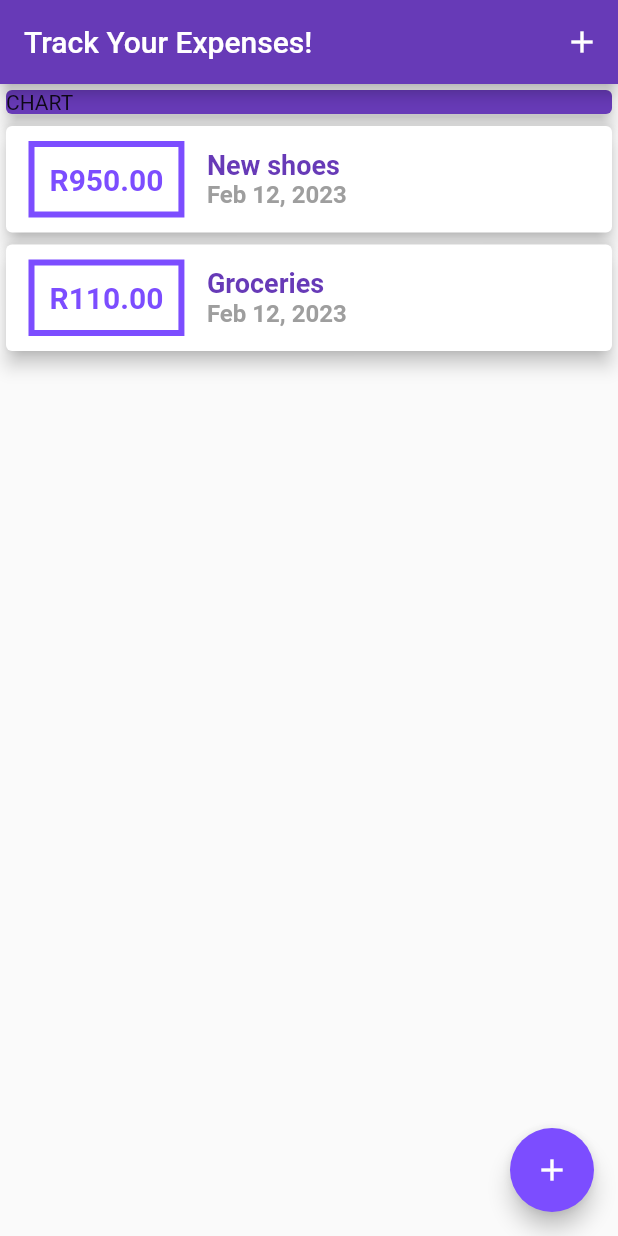
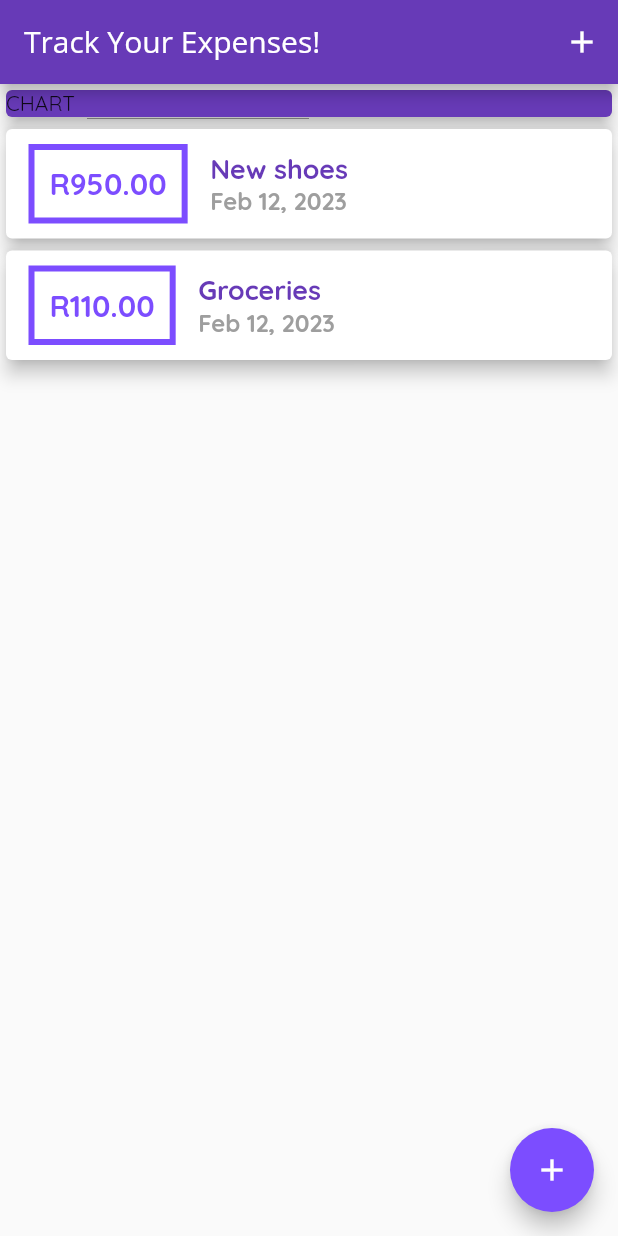
Before and after one commit to Ruan6370/flutterSect4Guide, a Flutter app: the screen it shows after launch, on a phone screen of 412 x 824 dp. Run offline on Flutter 3.47's test engine with Material 2 defaults, Android fonts, the phone set to English and light mode, and no system bars.

Commit message:
Added custom fonts

```diff
--- a/lib/main.dart
+++ b/lib/main.dart
@@ -18,6 +18,15 @@ class PersonalExpenseTracker extends StatelessWidget {
       theme: ThemeData(
         primarySwatch: Colors.deepPurple,
         accentColor: Colors.deepPurpleAccent,
+        fontFamily: 'Quicksand',
+        appBarTheme: const AppBarTheme(
+          titleTextStyle: TextStyle(
+            fontFamily: 'OpenSans',
+            fontSize: 20,
+            color: Colors.white,
+          ),
+          // foregroundColor: Colors.white,
+        ),
       ),
       debugShowCheckedModeBanner: false,
       home: const HomePage(),
```
Also changed, not shown: pubspec.yaml (+11 -11 lines), assets/fonts/OpenSans-Bold.ttf (added), assets/fonts/OpenSans-Regular.ttf (added), assets/fonts/Quicksand-Bold.ttf (added), assets/fonts/Quicksand-Light.ttf (added), assets/fonts/Quicksand-Medium.ttf (added), assets/fonts/Quicksand-Regular.ttf (added).
